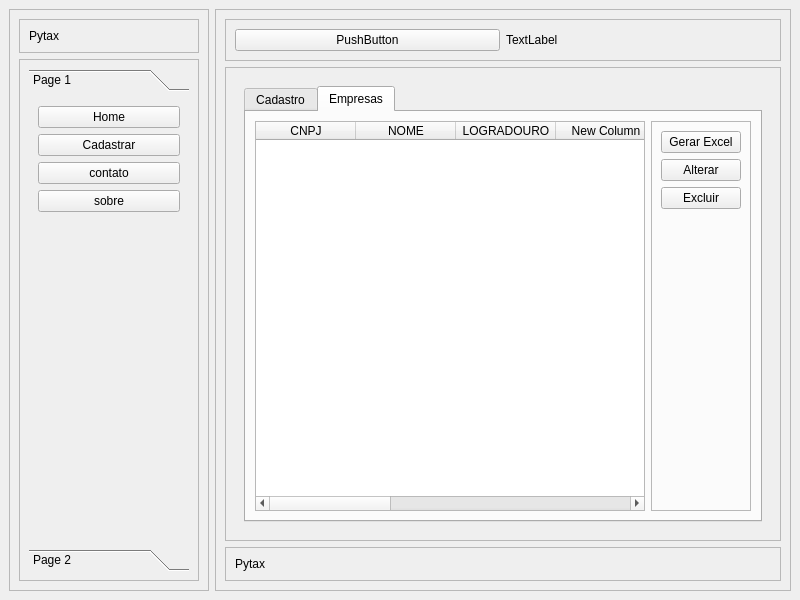
Qt form Empresa(Tercerizada-Propria)/untitled.ui (Igorluisk2/Exercicios_Desktop_Mauricio) before a commit.
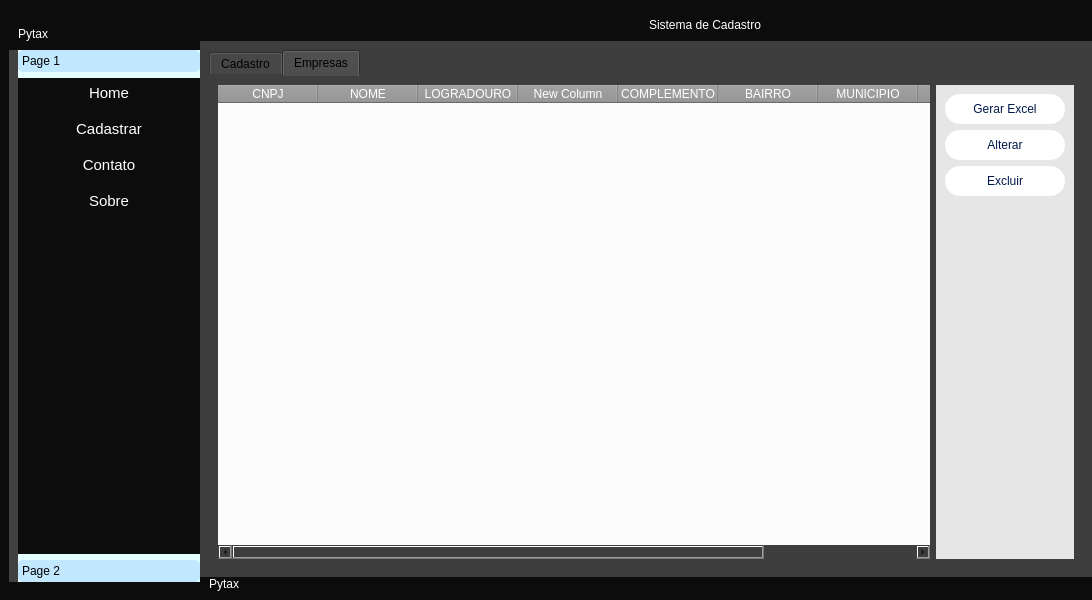
The same form after that commit. The open tabs and pages were chosen to show the change. Icons and pictures are not drawn.

What changed in the file:
```diff
--- a/Empresa(Tercerizada-Propria)/untitled.ui
+++ b/Empresa(Tercerizada-Propria)/untitled.ui
@@ -6,17 +6,38 @@
    <rect>
     <x>0</x>
     <y>0</y>
-    <width>800</width>
+    <width>1092</width>
     <height>600</height>
    </rect>
   </property>
   <property name="windowTitle">
    <string>MainWindow</string>
   </property>
+  <property name="styleSheet">
+   <string notr="true">background-color: rgb(12, 12, 12);</string>
+  </property>
   <widget class="QWidget" name="centralwidget">
+   <property name="styleSheet">
+    <string notr="true">*{
+	border:none;
+}
+
+QLabel{
+	color:rgb(255,255,255);
+}</string>
+   </property>
    <layout class="QHBoxLayout" name="horizontalLayout">
+    <property name="spacing">
+     <number>0</number>
+    </property>
+    <property name="leftMargin">
+     <number>0</number>
+    </property>
+    <property name="rightMargin">
+     <number>0</number>
+    </property>
     <item>
-     <widget class="QFrame" name="left_container">
+     <widget class="QFrame" name="left_menu">
       <property name="maximumSize">
        <size>
         <width>200</width>
@@ -30,6 +51,12 @@
        <enum>QFrame::Raised</enum>
       </property>
       <layout class="QVBoxLayout" name="verticalLayout_2">
+       <property name="spacing">
+        <number>0</number>
+       </property>
+       <property name="rightMargin">
+        <number>0</number>
+       </property>
        <item>
         <widget class="QFrame" name="frame">
          <property name="frameShape">
@@ -39,6 +66,12 @@
           <enum>QFrame::Raised</enum>
          </property>
          <layout class="QHBoxLayout" name="horizontalLayout_4">
+          <property name="spacing">
+           <number>0</number>
+          </property>
+          <property name="rightMargin">
+           <number>0</number>
+          </property>
           <item>
            <widget class="QLabel" name="label_3">
             <property name="text">
@@ -51,6 +84,25 @@
        </item>
        <item>
         <widget class="QFrame" name="frame_2">
+         <property name="styleSheet">
+          <string notr="true">QFrame {
+	background-color: rgb(65,65,65);
+}
+
+QToolBox{
+
+text-alight: left;
+		background-color: rgb(228,254,255);
+}
+
+QToolBox::tab{
+	border-radius: 5px;
+	
+	background-color: rgb(194,232,255);
+	text-align:left;
+}
+</string>
+         </property>
          <property name="frameShape">
           <enum>QFrame::StyledPanel</enum>
          </property>
@@ -58,49 +110,166 @@
           <enum>QFrame::Raised</enum>
          </property>
          <layout class="QVBoxLayout" name="verticalLayout_3">
+          <property name="spacing">
+           <number>0</number>
+          </property>
+          <property name="topMargin">
+           <number>0</number>
+          </property>
+          <property name="rightMargin">
+           <number>0</number>
+          </property>
+          <property name="bottomMargin">
+           <number>0</number>
+          </property>
           <item>
            <widget class="QToolBox" name="toolBox">
+            <property name="styleSheet">
+             <string notr="true">QPushButton:hover{
+ 	background-color:rgb(65,65,65);
+	border-top-left-radius:15px
+}
+QPushButton{
+
+	color:rgb(255,255,255);
+}</string>
+            </property>
             <property name="currentIndex">
-             <number>1</number>
+             <number>0</number>
             </property>
             <widget class="QWidget" name="page">
              <property name="geometry">
               <rect>
                <x>0</x>
                <y>0</y>
-               <width>160</width>
-               <height>449</height>
+               <width>182</width>
+               <height>479</height>
               </rect>
              </property>
              <attribute name="label">
               <string>Page 1</string>
              </attribute>
              <layout class="QVBoxLayout" name="verticalLayout_4">
+              <property name="spacing">
+               <number>6</number>
+              </property>
+              <property name="leftMargin">
+               <number>0</number>
+              </property>
+              <property name="topMargin">
+               <number>0</number>
+              </property>
+              <property name="rightMargin">
+               <number>0</number>
+              </property>
+              <property name="bottomMargin">
+               <number>0</number>
+              </property>
               <item>
-               <widget class="QPushButton" name="pushButton_2">
+               <widget class="QPushButton" name="btn_home">
+                <property name="minimumSize">
+                 <size>
+                  <width>0</width>
+                  <height>30</height>
+                 </size>
+                </property>
+                <property name="sizeIncrement">
+                 <size>
+                  <width>0</width>
+                  <height>0</height>
+                 </size>
+                </property>
+                <property name="font">
+                 <font>
+                  <pointsize>11</pointsize>
+                 </font>
+                </property>
+                <property name="cursor">
+                 <cursorShape>PointingHandCursor</cursorShape>
+                </property>
                 <property name="text">
                  <string>Home</string>
                 </property>
                </widget>
               </item>
               <item>
-               <widget class="QPushButton" name="pushButton_3">
+               <widget class="QPushButton" name="btn_cadastrar">
+                <property name="minimumSize">
+                 <size>
+                  <width>0</width>
+                  <height>30</height>
+                 </size>
+                </property>
+                <property name="sizeIncrement">
+                 <size>
+                  <width>0</width>
+                  <height>0</height>
+                 </size>
+                </property>
+                <property name="font">
+                 <font>
+                  <pointsize>11</pointsize>
+                 </font>
+                </property>
+                <property name="cursor">
+                 <cursorShape>PointingHandCursor</cursorShape>
+                </property>
                 <property name="text">
                  <string>Cadastrar</string>
                 </property>
                </widget>
               </item>
               <item>
-               <widget class="QPushButton" name="pushButton_4">
+               <widget class="QPushButton" name="btn_contato">
+                <property name="minimumSize">
+                 <size>
+                  <width>0</width>
+                  <height>30</height>
+                 </size>
+                </property>
+                <property name="sizeIncrement">
+                 <size>
+                  <width>0</width>
+                  <height>0</height>
+                 </size>
+                </property>
+                <property name="font">
+                 <font>
+                  <pointsize>11</pointsize>
+                 </font>
+                </property>
+                <property name="cursor">
+                 <cursorShape>PointingHandCursor</cursorShape>
+                </property>
                 <property name="text">
-                 <string>contato</string>
+                 <string>Contato</string>
                 </property>
                </widget>
               </item>
               <item>
-               <widget class="QPushButton" name="pushButton_5">
+               <widget class="QPushButton" name="btn_sobre">
+                <property name="minimumSize">
+                 <size>
+                  <width>0</width>
+                  <height>30</height>
+                 </size>
+                </property>
+                <property name="sizeIncrement">
+                 <size>
+                  <width>0</width>
+                  <height>0</height>
+                 </size>
+                </property>
+                <property name="font">
+                 <font>
+                  <pointsize>11</pointsize>
+                 </font>
+                </property>
+                <property name="cursor">
+                 <cursorShape>PointingHandCursor</cursorShape>
+                </property>
                 <property name="text">
-                 <string>sobre</string>
+                 <string>Sobre</string>
                 </property>
                </widget>
               </item>
@@ -124,14 +293,26 @@
               <rect>
                <x>0</x>
                <y>0</y>
-               <width>160</width>
-               <height>449</height>
+               <width>182</width>
+               <height>479</height>
               </rect>
              </property>
              <attribute name="label">
               <string>Page 2</string>
              </attribute>
              <layout class="QHBoxLayout" name="horizontalLayout_5">
+              <property name="spacing">
+               <number>0</number>
+              </property>
+              <property name="topMargin">
+               <number>9</number>
+              </property>
+              <property name="rightMargin">
+               <number>0</number>
+              </property>
+              <property name="bottomMargin">
+               <number>9</number>
+              </property>
               <item>
                <widget class="QLabel" name="label_4">
                 <property name="text">
@@ -157,7 +338,22 @@
       <property name="frameShadow">
        <enum>QFrame::Raised</enum>
       </property>
-      <layout class="QVBoxLayout" name="verticalLayout">
+      <layout class="QVBoxLayout" name="verticalLayout" stretch="0,0,0">
+       <property name="spacing">
+        <number>0</number>
+       </property>
+       <property name="leftMargin">
+        <number>0</number>
+       </property>
+       <property name="topMargin">
+        <number>0</number>
+       </property>
+       <property name="rightMargin">
+        <number>0</number>
+       </property>
+       <property name="bottomMargin">
+        <number>0</number>
+       </property>
        <item>
         <widget class="QFrame" name="top_frame">
          <property name="frameShape">
@@ -167,17 +363,27 @@
           <enum>QFrame::Raised</enum>
          </property>
          <layout class="QHBoxLayout" name="horizontalLayout_2">
-          <item>
+          <item alignment="Qt::AlignLeft">
            <widget class="QPushButton" name="pushButton">
             <property name="text">
-             <string>PushButton</string>
+             <string/>
+            </property>
+            <property name="icon">
+             <iconset resource="icons.qrc">
+              <normaloff>:/icons/icons/menu2.png</normaloff>:/icons/icons/menu2.png</iconset>
+            </property>
+            <property name="iconSize">
+             <size>
+              <width>32</width>
+              <height>32</height>
+             </size>
             </property>
            </widget>
           </item>
           <item>
-           <widget class="QLabel" name="label">
+           <widget class="QLabel" name="btn_toggle">
             <property name="text">
-             <string>TextLabel</string>
+             <string>Sistema de Cadastro</string>
             </property>
            </widget>
           </item>
@@ -192,6 +398,9 @@
            <verstretch>0</verstretch>
           </sizepolicy>
          </property>
+         <property name="styleSheet">
+          <string notr="true">background-color: rgb(62, 62, 62);</string>
+         </property>
          <property name="frameShape">
           <enum>QFrame::StyledPanel</enum>
          </property>
@@ -199,6 +408,21 @@
           <enum>QFrame::Raised</enum>
          </property>
          <layout class="QVBoxLayout" name="verticalLayout_5">
+          <property name="spacing">
+           <number>0</number>
+          </property>
+          <property name="leftMargin">
+           <number>0</number>
+          </property>
+          <property name="topMargin">
+           <number>0</number>
+          </property>
+          <property name="rightMargin">
+           <number>0</number>
+          </property>
+          <property name="bottomMargin">
+           <number>0</number>
+          </property>
           <item>
            <widget class="QStackedWidget" name="Pages">
             <property name="currentIndex">
@@ -220,7 +444,7 @@
               <item>
                <widget class="QTabWidget" name="tabWidget">
                 <property name="currentIndex">
-                 <number>0</number>
+                 <number>1</number>
                 </property>
                 <widget class="QWidget" name="tab">
                  <attribute name="title">
@@ -229,6 +453,18 @@
                  <layout class="QVBoxLayout" name="verticalLayout_10">
                   <item>
                    <widget class="QFrame" name="frame_3">
+                    <property name="styleSheet">
+                     <string notr="true">QLineEdit{
+
+	background-color:rgb(255,255,255);
+	font: 10pt &quot;MS Shell Dig 2&quot;;
+}
+
+QFrame{
+
+background-color: rgb(231,231,231);
+}</string>
+                    </property>
                     <property name="frameShape">
                      <enum>QFrame::StyledPanel</enum>
                     </property>
@@ -348,8 +584,12 @@
                      </item>
                      <item row="0" column="0" colspan="3">
                       <widget class="QLabel" name="lbl_empresas">
+                       <property name="styleSheet">
+                        <string notr="true">color:rgb(0,99,148);
+background-color: rgb(249,249,249);</string>
+                       </property>
                        <property name="text">
-                        <string>&lt;html&gt;&lt;head/&gt;&lt;body&gt;&lt;p align=&quot;center&quot;&gt;EMPRESAS&lt;/p&gt;&lt;/body&gt;&lt;/html&gt;</string>
+                        <string>&lt;html&gt;&lt;head/&gt;&lt;body&gt;&lt;p align=&quot;center&quot;&gt;&lt;span style=&quot; font-size:16pt; font-weight:600;&quot;&gt;EMPRESAS&lt;/span&gt;&lt;/p&gt;&lt;/body&gt;&lt;/html&gt;</string>
                        </property>
                       </widget>
                      </item>
@@ -357,9 +597,35 @@
                    </widget>
                   </item>
                   <item alignment="Qt::AlignHCenter">
-                   <widget class="QPushButton" name="pushButton_6">
+                   <widget class="QPushButton" name="btn_cadastrar_2">
+                    <property name="minimumSize">
+                     <size>
+                      <width>160</width>
+                      <height>30</height>
+                     </size>
+                    </property>
+                    <property name="font">
+                     <font>
+                      <pointsize>12</pointsize>
+                     </font>
+                    </property>
+                    <property name="cursor">
+                     <cursorShape>PointingHandCursor</cursorShape>
+                    </property>
+                    <property name="styleSheet">
+                     <string notr="true">QPushButton:hover{
+	background-color:rgb(0,170,255);
+	border-radius:15px;
+	color:#fff
+}
+
+QPushbutton{
+			border-radius:15px;
+			background-color: rgb(243,243,243);
+}</string>
+                    </property>
                     <property name="text">
-                     <string>PushButton</string>
+                     <string>Cadastrar</string>
                     </property>
                    </widget>
                   </item>
@@ -374,6 +640,19 @@
                    <layout class="QHBoxLayout" name="horizontalLayout_6">
                     <item>
                      <widget class="QTableWidget" name="tableWidget">
+                      <property name="styleSheet">
+                       <string notr="true">QHeaderView::section{
+background-color:rgb(148,148,148);
+	color: rgb(255,255,255);
+	font:10pt &quot;MS Shell Dlg 2&quot;;
+}
+
+QTableWidget{
+
+	background-color:rgb(252,252,252);
+
+}</string>
+                      </property>
                       <column>
                        <property name="text">
                         <string>CNPJ</string>
@@ -423,6 +702,19 @@
                     </item>
                     <item>
                      <widget class="QFrame" name="Empresas">
+                      <property name="styleSheet">
+                       <string notr="true">QPushButton{
+
+	border-radius:15px;
+	background-color:rgb(255,255,255);
+	font: 11pt &quot;MS Shell Dlg 2&quot;;
+	color:rgb(0,24,74);
+}
+
+QFrame{
+background-color: rgb(230,230,230);
+}</string>
+                      </property>
                       <property name="frameShape">
                        <enum>QFrame::StyledPanel</enum>
                       </property>
@@ -432,6 +724,21 @@
                       <layout class="QVBoxLayout" name="verticalLayout_8">
                        <item>
                         <widget class="QPushButton" name="btn_excel">
+                         <property name="minimumSize">
+                          <size>
+                           <width>120</width>
+                           <height>30</height>
+                          </size>
+                         </property>
+                         <property name="cursor">
+                          <cursorShape>PointingHandCursor</cursorShape>
+                         </property>
+                         <property name="styleSheet">
+                          <string notr="true">QPushButton:hover{
+	color:rgb(255,255,255);
+	background-color: rgb(49,147,0)
+}</string>
+                         </property>
                          <property name="text">
                           <string>Gerar Excel</string>
                          </property>
@@ -439,6 +746,21 @@
                        </item>
                        <item>
                         <widget class="QPushButton" name="btn_alterar">
+                         <property name="minimumSize">
+                          <size>
+                           <width>120</width>
+                           <height>30</height>
+                          </size>
+                         </property>
+                         <property name="cursor">
+                          <cursorShape>PointingHandCursor</cursorShape>
+                         </property>
+                         <property name="styleSheet">
+                          <string notr="true">QPushButton:hover{
+	background-color:rgb(255,170,0);
+	color: rgb(255,255,255)
+}</string>
+                         </property>
                          <property name="text">
                           <string>Alterar</string>
                          </property>
@@ -446,6 +768,21 @@
                        </item>
                        <item>
                         <widget class="QPushButton" name="pushButton_8">
+                         <property name="minimumSize">
+                          <size>
+                           <width>120</width>
+                           <height>30</height>
+                          </size>
+                         </property>
+                         <property name="cursor">
+                          <cursorShape>PointingHandCursor</cursorShape>
+                         </property>
+                         <property name="styleSheet">
+                          <string notr="true">QPushButton:hover{
+	background-color:rgb(199,66,0);
+	color: rgb(255,255,255)
+}</string>
+                         </property>
                          <property name="text">
                           <string>Excluir</string>
                          </property>
@@ -525,6 +862,18 @@
           <enum>QFrame::Raised</enum>
          </property>
          <layout class="QHBoxLayout" name="horizontalLayout_3">
+          <property name="spacing">
+           <number>0</number>
+          </property>
+          <property name="topMargin">
+           <number>0</number>
+          </property>
+          <property name="rightMargin">
+           <number>0</number>
+          </property>
+          <property name="bottomMargin">
+           <number>0</number>
+          </property>
           <item>
            <widget class="QLabel" name="label_2">
             <property name="text">
```
Left out of the diff: 2 changed lines with no effect on the pictures.
